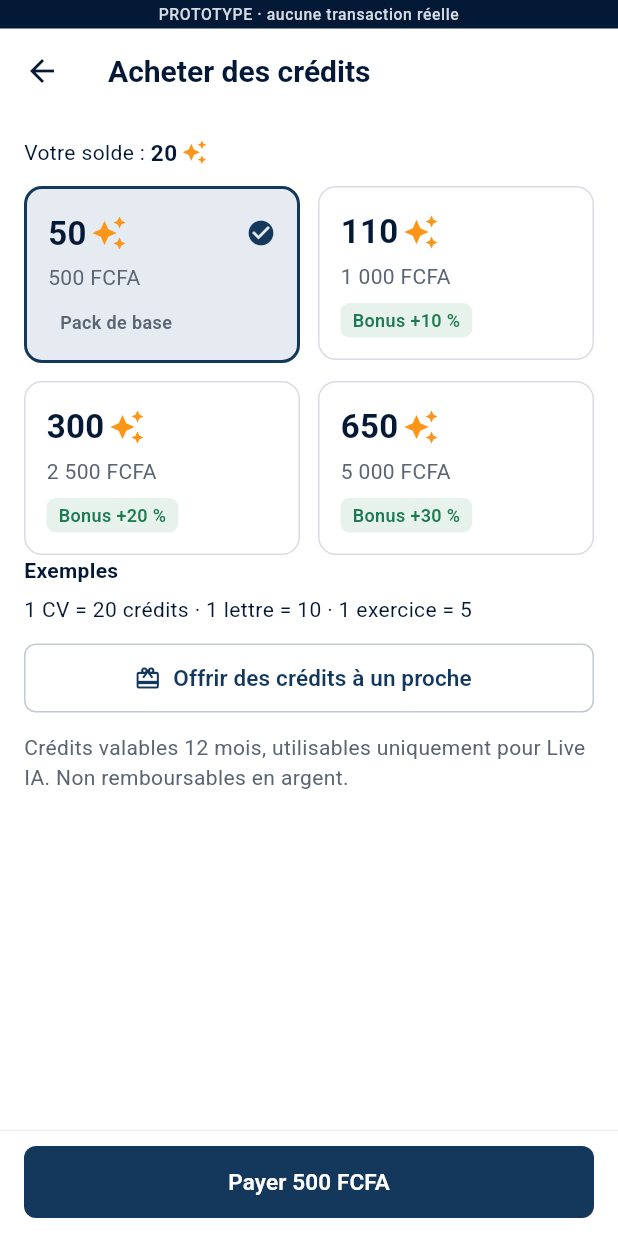
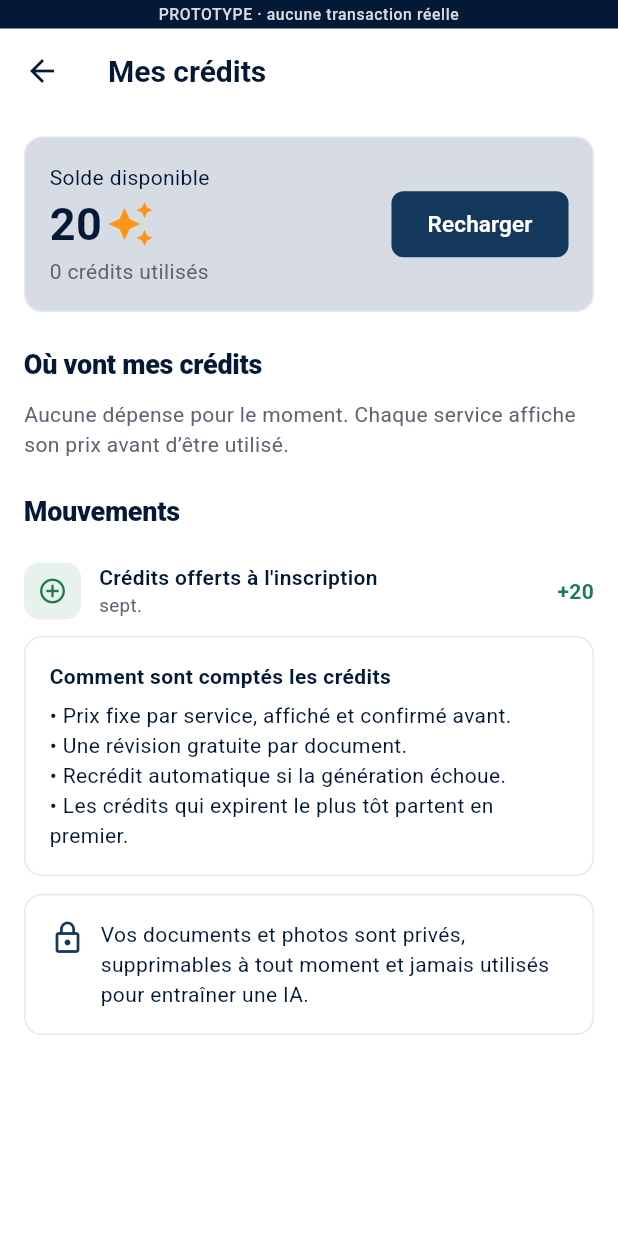
Before and after one commit to Live2026/Live, a Flutter app: the EcranMoi screen opened by its route, after a tap on "Crédits Live", on a phone screen of 412 x 824 dp. Run offline on Flutter 3.47's test engine with Material 3 defaults, Android fonts, the phone set to English and light mode, and no system bars; our stand-ins replace flutter_riverpod, go_router, qr_flutter.

Commit message:
feat(ia): historique des crédits, orientation vers les services, portefeuille dans Moi
Repris des maquettes « Live AI » et « Profil », adapté aux règles de Live :
- Historique des crédits (appui sur le solde, E-IA-01) : répartition des
  dépenses par service, mouvements (achats, dépenses, offerts, recrédits).
  Le store tient un grand livre des crédits (R-CR-08).
- Champ « Que voulez-vous faire ? » et suggestions : la demande oriente vers
  un service à prix fixe, jamais une conversation facturée au mot (R-CR-04).
- Bandeau « crédits bas » sous 20 crédits.
- Mes documents : filtres par type de service.
- Moi : carte portefeuille (disponible / en attente) à la place du raccourci
  « Mes gains » ; le raccourci « Crédits Live » ouvre l'historique.

Co-Authored-By: Claude Opus 5.5 <noreply@anthropic.com>
Claude-Session: https://claude.ai/code/session_01BofF9Xh32CbdFrAHnbdkSc

```diff
--- a/app/lib/core/router.dart
+++ b/app/lib/core/router.dart
@@ -123,6 +123,7 @@ final routeur = GoRouter(
     _route('/reclamation/:id', (s) => EcranReclamation(id: _p(s, 'id'))),
     // Live IA
     _route('/ia/credits', (_) => const EcranCredits()),
+    _route('/ia/historique', (_) => const EcranHistoriqueCredits()),
     _route('/ia/exercice', (_) => const EcranExercice()),
     _route('/ia/documents', (_) => const EcranMesDocuments()),
     _route('/ia/business-plan', (_) => const EcranBusinessPlan()),
--- a/app/lib/data/etat.dart
+++ b/app/lib/data/etat.dart
@@ -113,6 +113,19 @@ const packs = [
   Pack('p5000', 5000, 650, bonus: '+30 %'),
 ];
 
+/// Mouvement de Crédits Live : achat, dépense, offre ou recrédit (grand livre séparé, R-CR-08).
+class MouvementCredit {
+  const MouvementCredit(this.libelle, this.n, this.quand, {this.service});
+  final String libelle;
+
+  /// Positif pour un ajout, négatif pour une dépense.
+  final int n;
+  final String quand;
+
+  /// Service Live IA concerné par une dépense (répartition de la consommation).
+  final String? service;
+}
+
 /// Document produit par Live IA et conservé dans « Mes documents ».
 class DocumentIa {
   const DocumentIa({
@@ -198,6 +211,9 @@ class LiveState {
     this.demandeEnvoyee = false,
     this.credits = 20,
     this.documents = const [],
+    this.mouvementsCredits = const [
+      MouvementCredit("Crédits offerts à l'inscription", 20, 'sept.'),
+    ],
     this.suivis = const {'grace'},
     this.favoris = const {'b3'},
     this.reclamations = const [],
@@ -237,6 +253,9 @@ class LiveState {
   /// Crédits Live (20 offerts à l'inscription).
   final int credits;
   final List<DocumentIa> documents;
+
+  /// Historique des crédits, du plus récent au plus ancien.
+  final List<MouvementCredit> mouvementsCredits;
 
   /// Comptes et espaces suivis (identifiants de vendeurs).
   final Set<String> suivis;
@@ -280,6 +299,7 @@ class LiveState {
     bool? demandeEnvoyee,
     int? credits,
     List<DocumentIa>? documents,
+    List<MouvementCredit>? mouvementsCredits,
     Set<String>? suivis,
     Set<String>? favoris,
     List<Reclamation>? reclamations,
@@ -309,6 +329,7 @@ class LiveState {
       demandeEnvoyee: demandeEnvoyee ?? this.demandeEnvoyee,
       credits: credits ?? this.credits,
       documents: documents ?? this.documents,
+      mouvementsCredits: mouvementsCredits ?? this.mouvementsCredits,
       suivis: suivis ?? this.suivis,
       favoris: favoris ?? this.favoris,
       reclamations: reclamations ?? this.reclamations,
--- a/app/lib/features/compte/moi.dart
+++ b/app/lib/features/compte/moi.dart
@@ -97,23 +97,22 @@ class EcranMoi extends ConsumerWidget {
           ),
           const SizedBox(height: 16),
           _CartePouvoirs(actifs: actifs, total: pouvoirs.length),
-          const SizedBox(height: 16),
+          const SizedBox(height: 12),
+          _CartePortefeuille(
+            disponible: etat.disponible,
+            enAttente: etat.enAttente,
+          ),
+          const SizedBox(height: 12),
           GrilleAdaptative(
             largeurMax: 180,
             espacement: 10,
             hauteur: 96,
             enfants: [
               _Raccourci(
-                Icons.account_balance_wallet_outlined,
-                'Mes gains',
-                fcfaCourt(etat.disponible),
-                '/gains',
-              ),
-              _Raccourci(
                 Icons.auto_awesome_outlined,
                 'Crédits Live',
                 '${etat.credits} crédits',
-                '/ia/credits',
+                '/ia/historique',
               ),
               _Raccourci(
                 Icons.storefront_outlined,
@@ -370,3 +369,70 @@ class _Raccourci extends StatelessWidget {
     );
   }
 }
+
+/// « Mon portefeuille » : argent disponible et argent en attente (séquestre).
+class _CartePortefeuille extends StatelessWidget {
+  const _CartePortefeuille({required this.disponible, required this.enAttente});
+  final int disponible;
+  final int enAttente;
+
+  @override
+  Widget build(BuildContext context) {
+    return Semantics(
+      button: true,
+      label:
+          'Mon portefeuille, ${fcfa(disponible)} disponibles, '
+          '${fcfa(enAttente)} en attente',
+      excludeSemantics: true,
+      child: Pressable(
+        onTap: () => context.push('/gains'),
+        child: Bloc(
+          child: Row(
+            children: [
+              const Icon(
+                Icons.account_balance_wallet_outlined,
+                color: LiveColors.bleu,
+              ),
+              const SizedBox(width: 12),
+              Expanded(
+                child: _Montant('Disponible', disponible, LiveColors.succes),
+              ),
+              Expanded(
+                child: _Montant('En attente', enAttente, LiveColors.cuivre),
+              ),
+              const Icon(Icons.chevron_right_rounded, color: LiveColors.gris),
+            ],
+          ),
+        ),
+      ),
+    );
+  }
+}
+
+class _Montant extends StatelessWidget {
+  const _Montant(this.libelle, this.montant, this.couleur);
+  final String libelle;
+  final int montant;
+  final Color couleur;
+
+  @override
+  Widget build(BuildContext context) {
+    return Column(
+      crossAxisAlignment: CrossAxisAlignment.start,
+      children: [
+        Text(
+          libelle,
+          style: const TextStyle(color: LiveColors.gris, fontSize: 12.5),
+        ),
+        FittedBox(
+          fit: BoxFit.scaleDown,
+          alignment: Alignment.centerLeft,
+          child: Text(
+            fcfa(montant),
+            style: TextStyle(fontWeight: FontWeight.w800, color: couleur),
+          ),
+        ),
+      ],
+    );
+  }
+}
--- a/app/lib/features/ia/ia_accueil_credits.dart
+++ b/app/lib/features/ia/ia_accueil_credits.dart
@@ -47,11 +47,14 @@ class EcranIa extends ConsumerWidget {
                 runSpacing: 16,
                 spacing: 16,
                 children: [
-                  Column(
+                  // Un appui sur le solde ouvre l'historique des crédits (E-IA-01).
+                  InkWell(
+                    onTap: () => context.push('/ia/historique'),
+                    child: Column(
                       crossAxisAlignment: CrossAxisAlignment.start,
                       children: [
                         const Text(
-                        'Mes Crédits Live',
+                          'Mes Crédits Live · historique ›',
                           style: TextStyle(color: Color(0xCCFFFFFF)),
                         ),
                         const SizedBox(height: 4),
@@ -71,6 +74,7 @@ class EcranIa extends ConsumerWidget {
                         ),
                       ],
                     ),
+                  ),
                   FilledButton.icon(
                     style: FilledButton.styleFrom(
                       minimumSize: const Size(0, 44),
@@ -85,6 +89,21 @@ class EcranIa extends ConsumerWidget {
               ),
             ),
           ),
+          if (etat.credits < 20)
+            Padding(
+              padding: const EdgeInsets.only(top: 12),
+              child: Bloc(
+                fond: LiveColors.fondAlerte,
+                padding: 12,
+                child: Text(
+                  'Il vous reste ${etat.credits} crédits : de quoi faire '
+                  '${etat.credits ~/ 5} exercice${etat.credits >= 10 ? 's' : ''}. '
+                  'Un pack Découverte coûte 500 FCFA.',
+                ),
+              ),
+            ),
+          const SizedBox(height: 16),
+          const _ChampOrientation(),
           for (final f in familles) ...[
             Padding(
               padding: const EdgeInsets.only(top: 18, bottom: 8),
@@ -123,8 +142,11 @@ class EcranIa extends ConsumerWidget {
 }
 
 class _CarteService extends StatelessWidget {
-  const _CarteService({required this.service});
+  const _CarteService({required this.service, this.avant});
   final ServiceIa service;
+
+  /// Appelé avant d'ouvrir le service (fermer le panneau d'orientation).
+  final VoidCallback? avant;
 
   @override
   Widget build(BuildContext context) {
@@ -146,7 +168,9 @@ class _CarteService extends StatelessWidget {
             );
             return;
           }
-          context.push(s.route ?? '/ia/service/${s.id}');
+          final routeur = GoRouter.of(context);
+          avant?.call();
+          routeur.push(s.route ?? '/ia/service/${s.id}');
         },
         child: Padding(
           padding: const EdgeInsets.symmetric(horizontal: 12),
@@ -402,7 +426,7 @@ Future<bool> confirmerPrix(
     ),
   );
   if (ok != true) return false;
-  return ref.read(liveProvider.notifier).depenserCredits(prix);
+  return ref.read(liveProvider.notifier).depenserCredits(prix, service: titre);
 }
 
 class _Ligne extends StatelessWidget {
--- /dev/null
+++ b/app/lib/features/ia/ia_historique.dart
@@ -0,0 +1,153 @@
+part of 'ia_screens.dart';
+
+/// E-IA-01 (appui sur le solde) — Historique des Crédits Live :
+/// solde, répartition des dépenses par service et mouvements.
+class EcranHistoriqueCredits extends ConsumerWidget {
+  const EcranHistoriqueCredits({super.key});
+
+  @override
+  Widget build(BuildContext context, WidgetRef ref) {
+    final etat = ref.watch(liveProvider);
+    final mouvements = etat.mouvementsCredits;
+    final parService = <String, int>{};
+    for (final m in mouvements.where((m) => m.service != null)) {
+      parService[m.service!] = (parService[m.service!] ?? 0) - m.n;
+    }
+    final depense = parService.values.fold(0, (a, b) => a + b);
+    final tri = parService.entries.toList()..sort((a, b) => b.value - a.value);
+    return Scaffold(
+      appBar: AppBar(title: const Text('Mes crédits')),
+      body: DeuxColonnes(
+        principale: [
+          Bloc(
+            fond: LiveColors.fondProtection,
+            child: Row(
+              children: [
+                Expanded(
+                  child: Column(
+                    crossAxisAlignment: CrossAxisAlignment.start,
+                    children: [
+                      const Text('Solde disponible'),
+                      Credits(etat.credits, taille: 30),
+                      Text(
+                        '$depense crédits utilisés',
+                        style: const TextStyle(color: LiveColors.gris),
+                      ),
+                    ],
+                  ),
+                ),
+                FilledButton(
+                  style: FilledButton.styleFrom(minimumSize: const Size(0, 44)),
+                  onPressed: () => context.push('/ia/credits'),
+                  child: const Text('Recharger'),
+                ),
+              ],
+            ),
+          ),
+          const EnTeteSection('Où vont mes crédits'),
+          if (tri.isEmpty)
+            const Text(
+              'Aucune dépense pour le moment. Chaque service affiche son prix '
+              'avant d’être utilisé.',
+              style: TextStyle(color: LiveColors.gris),
+            )
+          else
+            for (final e in tri) _BarreService(e.key, e.value, depense),
+          const EnTeteSection('Mouvements'),
+          for (final m in mouvements)
+            LigneMenu(
+              icone: m.n < 0
+                  ? Icons.auto_awesome_outlined
+                  : Icons.add_circle_outline,
+              couleur: m.n < 0 ? LiveColors.bleu : LiveColors.succes,
+              titre: m.libelle,
+              detail: m.quand,
+              trailing: Text(
+                '${m.n > 0 ? '+' : '−'}${m.n.abs()}',
+                style: TextStyle(
+                  fontWeight: FontWeight.w700,
+                  color: m.n < 0 ? LiveColors.nuit : LiveColors.succes,
+                ),
+              ),
+            ),
+        ],
+        secondaire: const [
+          Bloc(
+            child: Column(
+              crossAxisAlignment: CrossAxisAlignment.start,
+              children: [
+                Text(
+                  'Comment sont comptés les crédits',
+                  style: TextStyle(fontWeight: FontWeight.bold),
+                ),
+                SizedBox(height: 6),
+                Text(
+                  '• Prix fixe par service, affiché et confirmé avant.\n'
+                  '• Une révision gratuite par document.\n'
+                  '• Recrédit automatique si la génération échoue.\n'
+                  '• Les crédits qui expirent le plus tôt partent en premier.',
+                ),
+              ],
+            ),
+          ),
+          SizedBox(height: 12),
+          Bloc(
+            child: Row(
+              crossAxisAlignment: CrossAxisAlignment.start,
+              children: [
+                Icon(Icons.lock_outline, color: LiveColors.bleu),
+                SizedBox(width: 10),
+                Expanded(
+                  child: Text(
+                    'Vos documents et photos sont privés, supprimables à tout '
+                    'moment et jamais utilisés pour entraîner une IA.',
+                  ),
+                ),
+              ],
+            ),
+          ),
+        ],
+      ),
+    );
+  }
+}
+
+/// Part d'un service dans les dépenses du mois.
+class _BarreService extends StatelessWidget {
+  const _BarreService(this.service, this.n, this.total);
+  final String service;
+  final int n;
+  final int total;
+
+  @override
+  Widget build(BuildContext context) {
+    final part = total == 0 ? 0.0 : n / total;
+    return Padding(
+      padding: const EdgeInsets.only(bottom: 10),
+      child: Column(
+        crossAxisAlignment: CrossAxisAlignment.start,
+        children: [
+          Row(
+            children: [
+              Expanded(child: Text(service)),
+              Text('$n crédits · ${(part * 100).round()} %'),
+            ],
+          ),
+          const SizedBox(height: 4),
+          TweenAnimationBuilder<double>(
+            tween: Tween(end: part),
+            duration: const Duration(milliseconds: 600),
+            curve: courbeDouce,
+            builder: (_, v, _) => LinearProgressIndicator(
+              value: v,
+              minHeight: 6,
+              borderRadius: BorderRadius.circular(3),
+              backgroundColor: LiveColors.brume,
+              color: LiveColors.bleu,
+            ),
+          ),
+        ],
+      ),
+    );
+  }
+}
--- a/app/lib/features/ia/ia_screens.dart
+++ b/app/lib/features/ia/ia_screens.dart
@@ -15,3 +15,5 @@ part 'ia_generateur.dart';
 part 'ia_exercice_documents.dart';
 part 'ia_business_plan.dart';
 part 'ia_tuteur.dart';
+part 'ia_orientation.dart';
+part 'ia_historique.dart';
```
Also changed, not shown: app/lib/data/store.dart (+25 -3 lines), app/lib/features/ia/ia_exercice_documents.dart (+36 -12 lines), app/lib/features/ia/ia_orientation.dart (added, +181 -0 lines), 6 other files. Lines whose indentation alone changed are shown as unchanged.
